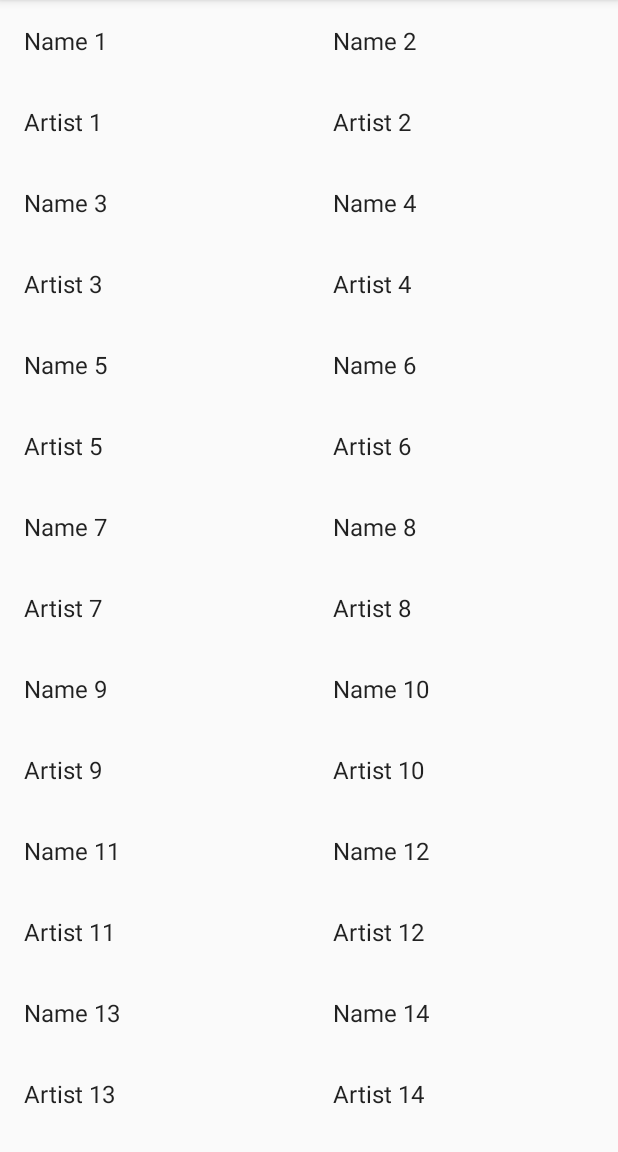
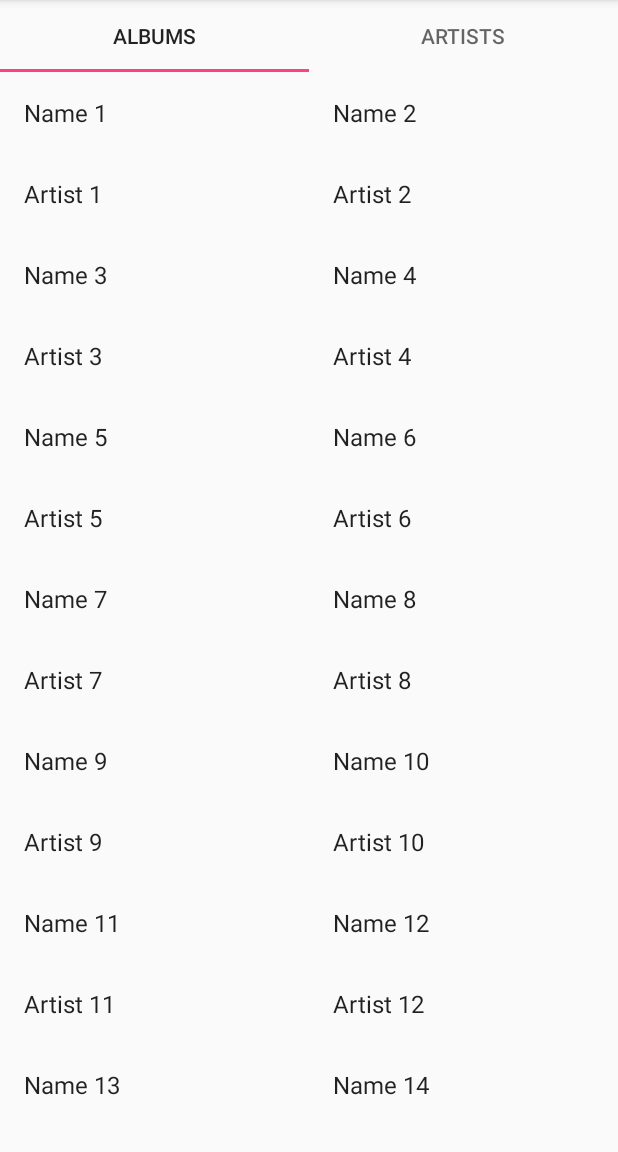
Before and after one commit to Bwaim/MusicalStructure, an Android app: the screen it shows after launch (MainActivity), on a phone screen of 412 x 824 dp, the part 84-1236 px from its top. Run offline under Robolectric (Android 15) with nearby library versions, the phone set to English and light mode, and no system bars.

Commit message:
feat: Add tabs

```diff
--- a/app/build.gradle
+++ b/app/build.gradle
@@ -38,6 +38,7 @@ dependencies {
     implementation fileTree(dir: 'libs', include: ['*.jar'])
     implementation 'com.android.support:appcompat-v7:27.0.2'
     implementation 'com.android.support:support-v4:27.0.2'
+    implementation 'com.android.support:design:27.0.2'
     testImplementation 'junit:junit:4.12'
     androidTestImplementation 'com.android.support.test:runner:1.0.1'
     androidTestImplementation 'com.android.support.test.espresso:espresso-core:3.0.1'
--- a/app/src/main/java/com/bwaim/musicalstructure/MainActivity.java
+++ b/app/src/main/java/com/bwaim/musicalstructure/MainActivity.java
@@ -17,6 +17,7 @@
 package com.bwaim.musicalstructure;
 
 import android.os.Bundle;
+import android.support.design.widget.TabLayout;
 import android.support.v4.view.ViewPager;
 import android.support.v7.app.AppCompatActivity;
 
@@ -24,8 +25,9 @@ import com.bwaim.musicalstructure.Model.Album;
 
 public class MainActivity extends AppCompatActivity implements AlbumFragment.OnAlbumSelectedListener {
 
-    private MusicPagerAdapter mMusicPagerAdapter;
-    private ViewPager mViewPager;
+    private MusicPagerAdapter musicPagerAdapter;
+    private ViewPager viewPager;
+    private TabLayout tabLayout;
 
 
     @Override
@@ -33,9 +35,22 @@ public class MainActivity extends AppCompatActivity implements AlbumFragment.OnA
         super.onCreate(savedInstanceState);
         setContentView(R.layout.activity_main);
 
-        mMusicPagerAdapter = new MusicPagerAdapter(getSupportFragmentManager());
-        mViewPager = findViewById(R.id.pager);
-        mViewPager.setAdapter(mMusicPagerAdapter);
+        musicPagerAdapter = new MusicPagerAdapter(getSupportFragmentManager());
+        musicPagerAdapter.setPageTitles(initPagesTitles());
+
+        viewPager = findViewById(R.id.pager);
+        viewPager.setAdapter(musicPagerAdapter);
+
+        tabLayout = findViewById(R.id.tabLayout);
+        tabLayout.setupWithViewPager(viewPager);
+
+    }
+
+    private String[] initPagesTitles() {
+        String[] pageTitles = new String[MusicPagerAdapter.M_NB_VIEWS];
+        pageTitles[0] = getResources().getString(R.string.albums);
+        pageTitles[1] = getResources().getString(R.string.artists);
+        return pageTitles;
     }
 
     @Override
--- a/app/src/main/java/com/bwaim/musicalstructure/MusicPagerAdapter.java
+++ b/app/src/main/java/com/bwaim/musicalstructure/MusicPagerAdapter.java
@@ -16,6 +16,7 @@
 
 package com.bwaim.musicalstructure;
 
+import android.support.annotation.Nullable;
 import android.support.v4.app.Fragment;
 import android.support.v4.app.FragmentManager;
 import android.support.v4.app.FragmentPagerAdapter;
@@ -27,7 +28,8 @@ import android.support.v4.app.FragmentPagerAdapter;
 
 public class MusicPagerAdapter extends FragmentPagerAdapter {
 
-    private static final int M_NB_VIEWS = 2;
+    static final int M_NB_VIEWS = 2;
+    private String[] pageTitles;
 
     MusicPagerAdapter(FragmentManager fm) {
         super(fm);
@@ -50,4 +52,26 @@ public class MusicPagerAdapter extends FragmentPagerAdapter {
     public Fragment getItem(int position) {
         return AlbumFragment.newInstance();
     }
+
+    void setPageTitles(String[] pageTitles) {
+        this.pageTitles = pageTitles;
+    }
+
+    /**
+     * This method may be called by the ViewPager to obtain a title string
+     * to describe the specified page. This method may return null
+     * indicating no title for this page. The default implementation returns
+     * null.
+     *
+     * @param position The position of the title requested
+     * @return A title for the requested page
+     */
+    @Nullable
+    @Override
+    public CharSequence getPageTitle(int position) {
+        if (position < M_NB_VIEWS) {
+            return pageTitles[position];
+        }
+        return null;
+    }
 }
--- a/app/src/main/res/layout/activity_main.xml
+++ b/app/src/main/res/layout/activity_main.xml
@@ -21,4 +21,11 @@
     android:layout_height="match_parent"
     tools:context="com.bwaim.musicalstructure.MainActivity">
 
+    <android.support.design.widget.TabLayout
+        android:id="@+id/tabLayout"
+        android:layout_width="match_parent"
+        android:layout_height="wrap_content">
+
+    </android.support.design.widget.TabLayout>
+
 </android.support.v4.view.ViewPager>
--- a/app/src/main/res/values/strings.xml
+++ b/app/src/main/res/values/strings.xml
@@ -16,4 +16,6 @@
 
 <resources>
     <string name="app_name">MusicalStructure</string>
+    <string name="albums">albums</string>
+    <string name="artists">artists</string>
 </resources>
```
